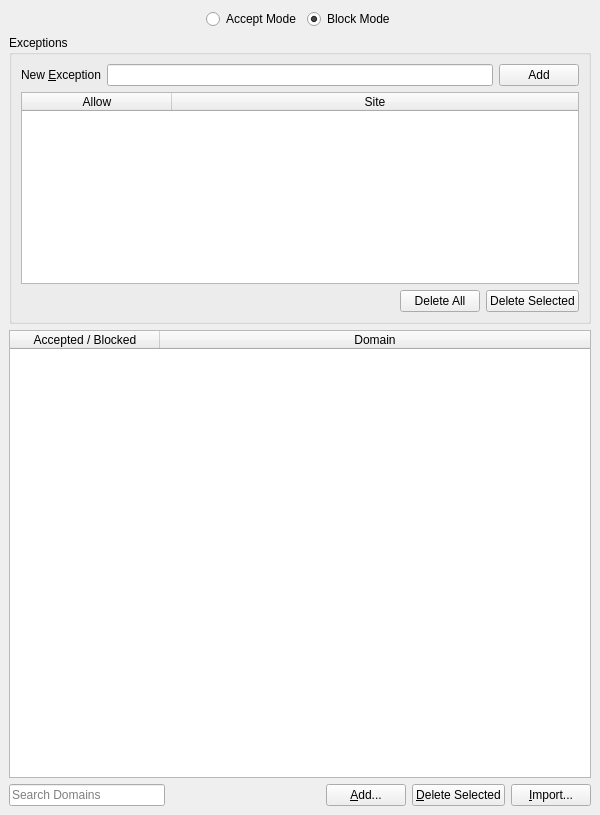
Above: 2.x/UI/dooble_accepted_or_blocked_domains.ui from textbrowser/dooble before the change. Below: the same form after it.
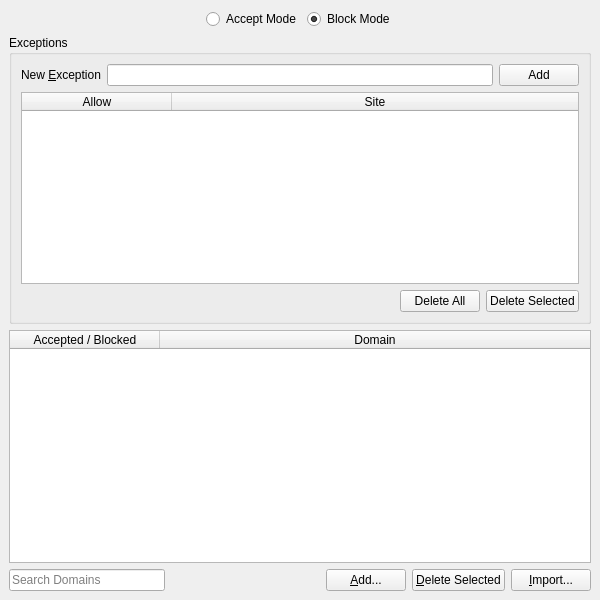
That is the form after the change. Icons and pictures are not drawn. Custom widgets are drawn as their Qt base class.

What changed in the file:
```diff
--- a/2.x/UI/dooble_accepted_or_blocked_domains.ui
+++ b/2.x/UI/dooble_accepted_or_blocked_domains.ui
@@ -7,7 +7,7 @@
     <x>0</x>
     <y>0</y>
     <width>600</width>
-    <height>815</height>
+    <height>600</height>
    </rect>
   </property>
   <property name="windowTitle">
```
Left out of the diff: 10 changed lines with no effect on the pictures.
